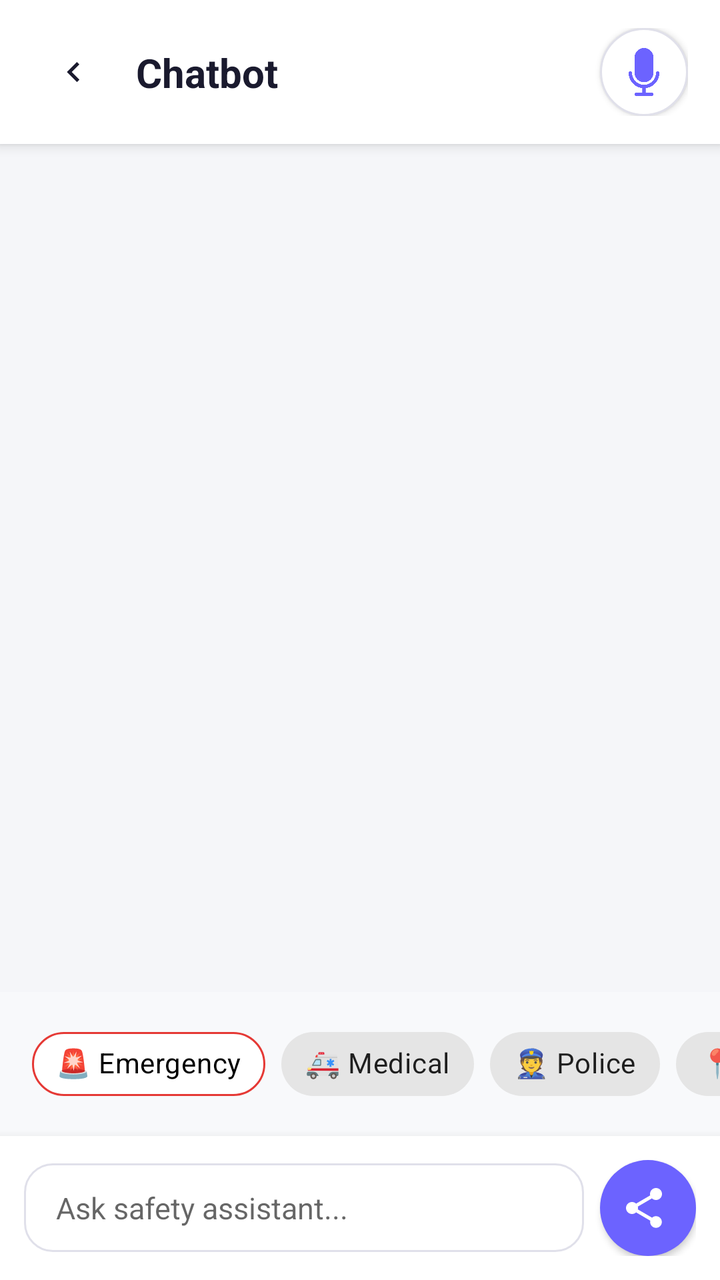
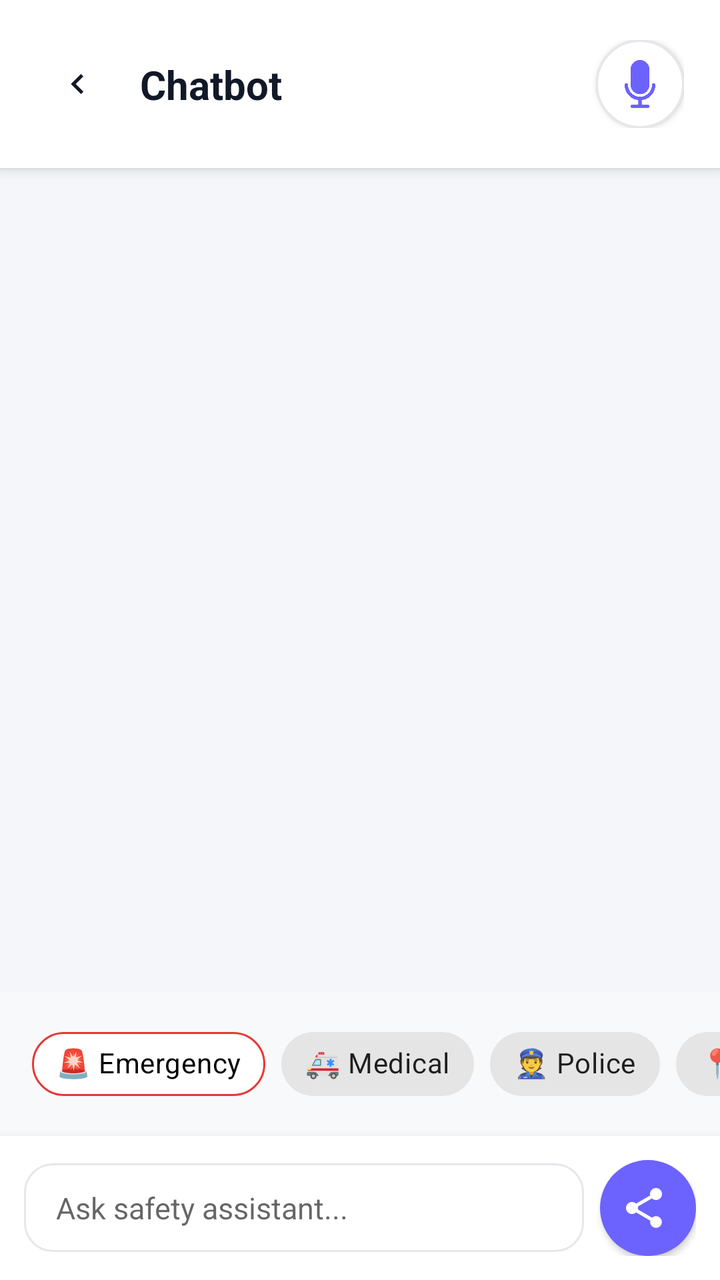

Two renders of the same Android screen: before a commit and after it. Below are the layout's source before the change and the commit's diff.
<!-- AndroidManifest.xml: application theme Theme.EmergencySOSApp -->
<!-- res/layout/activity_chatbot.xml -->
<?xml version="1.0" encoding="utf-8"?>
<androidx.constraintlayout.widget.ConstraintLayout xmlns:android="http://schemas.android.com/apk/res/android"
    xmlns:app="http://schemas.android.com/apk/res-auto"
    xmlns:tools="http://schemas.android.com/tools"
    android:layout_width="match_parent"
    android:layout_height="match_parent"
    android:background="@color/background">

    
    <androidx.constraintlayout.widget.ConstraintLayout
        android:id="@+id/chatHeader"
        android:layout_width="match_parent"
        android:layout_height="wrap_content"
        android:background="@color/white"
        android:elevation="4dp"
        android:paddingHorizontal="16dp"
        android:paddingVertical="14dp"
        app:layout_constraintTop_toTopOf="parent">

        <ImageView
            android:id="@+id/btnBack"
            android:layout_width="40dp"
            android:layout_height="40dp"
            android:background="?attr/selectableItemBackgroundBorderless"
            android:padding="10dp"
            android:rotation="180"
            android:src="@drawable/ic_chevron_right"
            app:layout_constraintBottom_toBottomOf="parent"
            app:layout_constraintStart_toStartOf="parent"
            app:layout_constraintTop_toTopOf="parent"
            app:tint="@color/text_dark"
            android:contentDescription="@string/back" />

        <TextView
            android:layout_width="wrap_content"
            android:layout_height="wrap_content"
            android:layout_marginStart="12dp"
            android:text="@string/chatbot_title"
            android:textColor="@color/text_dark"
            android:textSize="20sp"
            android:textStyle="bold"
            app:layout_constraintBottom_toBottomOf="parent"
            app:layout_constraintStart_toEndOf="@id/btnBack"
            app:layout_constraintTop_toTopOf="parent" />

        <ImageView
            android:id="@+id/btnVoiceInput"
            android:layout_width="44dp"
            android:layout_height="44dp"
            android:background="@drawable/bg_circle_white"
            android:elevation="2dp"
            android:padding="10dp"
            android:src="@drawable/voice"
            app:layout_constraintBottom_toBottomOf="parent"
            app:layout_constraintEnd_toEndOf="parent"
            app:layout_constraintTop_toTopOf="parent"
            app:tint="@color/primary"
            android:contentDescription="Voice Input" />

    </androidx.constraintlayout.widget.ConstraintLayout>

    
    <androidx.recyclerview.widget.RecyclerView
        android:id="@+id/rvChatMessages"
        android:layout_width="match_parent"
        android:layout_height="0dp"
        android:clipToPadding="false"
        android:padding="16dp"
        app:layout_constraintBottom_toTopOf="@id/quickActionsScroll"
        app:layout_constraintTop_toBottomOf="@id/chatHeader" />

    
    <HorizontalScrollView
        android:id="@+id/quickActionsScroll"
        android:layout_width="match_parent"
        android:layout_height="wrap_content"
        android:background="#F8F9FB"
        android:paddingVertical="12dp"
        android:scrollbars="none"
        app:layout_constraintBottom_toTopOf="@id/inputArea">

        <LinearLayout
            android:layout_width="wrap_content"
            android:layout_height="wrap_content"
            android:orientation="horizontal"
            android:paddingHorizontal="16dp">

            <com.google.android.material.chip.Chip
                android:id="@+id/chipSOS"
                style="@style/Widget.MaterialComponents.Chip.Action"
                android:layout_width="wrap_content"
                android:layout_height="wrap_content"
                android:text="@string/emergency_chip"
                android:textColor="@color/black"
                app:chipBackgroundColor="@color/white"
                app:chipStrokeColor="@color/sos_red"
                app:chipStrokeWidth="1dp" />

            <com.google.android.material.chip.Chip
                android:id="@+id/chipMedical"
                style="@style/Widget.MaterialComponents.Chip.Action"
                android:layout_width="wrap_content"
                android:layout_height="wrap_content"
                android:layout_marginStart="8dp"
                android:text="@string/medical_chip" />

            <com.google.android.material.chip.Chip
                android:id="@+id/chipPolice"
                style="@style/Widget.MaterialComponents.Chip.Action"
                android:layout_width="wrap_content"
                android:layout_height="wrap_content"
                android:layout_marginStart="8dp"
                android:text="@string/police_chip" />

            <com.google.android.material.chip.Chip
                android:id="@+id/chipLocation"
                style="@style/Widget.MaterialComponents.Chip.Action"
                android:layout_width="wrap_content"
                android:layout_height="wrap_content"
                android:layout_marginStart="8dp"
                android:text="@string/location_chip" />

        </LinearLayout>
    </HorizontalScrollView>

    
    <LinearLayout
        android:id="@+id/inputArea"
        android:layout_width="match_parent"
        android:layout_height="wrap_content"
        android:background="@color/white"
        android:elevation="8dp"
        android:gravity="center_vertical"
        android:orientation="horizontal"
        android:padding="12dp"
        app:layout_constraintBottom_toBottomOf="parent">

        <EditText
            android:id="@+id/etChatMessage"
            android:layout_width="0dp"
            android:layout_height="wrap_content"
            android:layout_weight="1"
            android:background="@drawable/bg_edittext"
            android:hint="@string/chatbot_hint"
            android:maxLines="4"
            android:paddingHorizontal="16dp"
            android:paddingVertical="12dp"
            android:textSize="15sp" />

        <com.google.android.material.button.MaterialButton
            android:id="@+id/btnSendChat"
            style="@style/Widget.MaterialComponents.Button.Icon"
            android:layout_width="48dp"
            android:layout_height="48dp"
            android:layout_marginStart="8dp"
            android:insetLeft="0dp"
            android:insetTop="0dp"
            android:insetRight="0dp"
            android:insetBottom="0dp"
            app:icon="@drawable/ic_share"
            app:iconGravity="textStart"
            app:iconPadding="0dp"
            app:cornerRadius="24dp"
            app:iconTint="@color/white" />

    </LinearLayout>

</androidx.constraintlayout.widget.ConstraintLayout>
<!-- resources referenced by this layout -->
<resources>
  <color name="background">#F5F6F9</color>
  <color name="black">#000000</color>
  <color name="primary">#6C63FF</color>
  <color name="sos_red">#E53935</color>
  <color name="text_dark">#1A1A2E</color>
  <color name="white">#FFFFFF</color>
  <!-- drawable bg_circle_white (drawable) -->
  <?xml version="1.0" encoding="utf-8"?>
  <shape xmlns:android="http://schemas.android.com/apk/res/android"
      android:shape="oval">
      <solid android:color="@color/card_background" />
      <stroke android:width="1dp" android:color="@color/border_gray" />
  </shape>
  <!-- drawable bg_edittext (drawable) -->
  <?xml version="1.0" encoding="utf-8"?>
  <shape xmlns:android="http://schemas.android.com/apk/res/android"
      android:shape="rectangle">
      <solid android:color="@color/card_background" />
      <stroke android:width="1dp" android:color="@color/border_gray" />
      <corners android:radius="14dp" />
      <padding
          android:left="16dp"
          android:top="12dp"
          android:right="16dp"
          android:bottom="12dp" />
  </shape>
  <!-- drawable ic_chevron_right (drawable) -->
  <?xml version="1.0" encoding="utf-8"?>
  <vector xmlns:android="http://schemas.android.com/apk/res/android"
      android:width="20dp"
      android:height="20dp"
      android:viewportWidth="24"
      android:viewportHeight="24">
      <path
          android:fillColor="#8A8A9E"
          android:pathData="M9,6l6,6l-6,6l-1.41,-1.41L12.17,12L7.59,7.41z" />
  </vector>
  <!-- drawable ic_share (drawable) -->
  <?xml version="1.0" encoding="utf-8"?>
  <vector xmlns:android="http://schemas.android.com/apk/res/android"
      android:width="24dp"
      android:height="24dp"
      android:viewportWidth="24"
      android:viewportHeight="24">
      <path
          android:fillColor="#000000"
          android:pathData="M18,16.08c-0.76,0 -1.44,0.3 -1.96,0.77L8.91,12.7c0.05,-0.23 0.09,-0.46 0.09,-0.7s-0.04,-0.47 -0.09,-0.7l7.05,-4.11c0.54,0.5 1.25,0.81 2.04,0.81c1.66,0 3,-1.34 3,-3s-1.34,-3 -3,-3s-3,1.34 -3,3c0,0.24 0.04,0.47 0.09,0.7L8.04,9.81C7.5,9.31 6.79,9 6,9c-1.66,0 -3,1.34 -3,3s1.34,3 3,3c0.79,0 1.5,-0.31 2.04,-0.81l7.12,4.16c-0.05,0.21 -0.08,0.43 -0.08,0.65c0,1.61 1.31,2.92 2.92,2.92s2.92,-1.31 2.92,-2.92s-1.31,-2.92 -2.92,-2.92z"/>
  </vector>
  <!-- drawable voice: png bitmap (drawable, 9560 bytes) -->
  <string name="back">Back</string>
  <string name="chatbot_hint">Ask safety assistant...</string>
  <string name="chatbot_title">Chatbot</string>
  <string name="emergency_chip">🚨 Emergency</string>
  <string name="location_chip">📍 Location</string>
  <string name="medical_chip">🚑 Medical</string>
  <string name="police_chip">👮 Police</string>
  <style name="Theme.EmergencySOSApp" parent="Theme.MaterialComponents.DayNight.NoActionBar">
          <item name="colorPrimary">@color/primary</item>
          <item name="colorPrimaryDark">@color/primary_dark</item>
          <item name="colorAccent">@color/primary</item>
  
          
          <item name="android:statusBarColor">@android:color/transparent</item>
          <item name="android:navigationBarColor">@android:color/transparent</item>
          <item name="android:windowLightStatusBar" tools:targetApi="m">true</item>
          <item name="android:windowLightNavigationBar" tools:targetApi="27">true</item>
      </style>
  <color name="card_background">#FFFFFF</color>
  <color name="border_gray">#E0E0EA</color>
  <color name="primary_dark">#5A52E0</color>
</resources>

<!-- the commit's change to res/layout/activity_chatbot.xml (unified diff, before → after) -->
@@ -13,8 +13,8 @@
         android:layout_height="wrap_content"
         android:background="@color/white"
         android:elevation="4dp"
-        android:paddingHorizontal="16dp"
-        android:paddingVertical="14dp"
+        android:paddingHorizontal="18dp"
+        android:paddingVertical="20dp"
         app:layout_constraintTop_toTopOf="parent">
 
         <ImageView
<!-- resource entries referenced after the edit -->
@@ -1,10 +1,10 @@
 <!-- resources referenced by this layout -->
 <resources>
-  <color name="background">#F5F6F9</color>
+  <color name="background">#F4F6FA</color>
   <color name="black">#000000</color>
   <color name="primary">#6C63FF</color>
   <color name="sos_red">#E53935</color>
-  <color name="text_dark">#1A1A2E</color>
+  <color name="text_dark">#111827</color>
   <color name="white">#FFFFFF</color>
   <!-- drawable bg_circle_white (drawable) -->
   <?xml version="1.0" encoding="utf-8"?>
@@ -68,7 +68,7 @@
           <item name="android:windowLightNavigationBar" tools:targetApi="27">true</item>
       </style>
   <color name="card_background">#FFFFFF</color>
-  <color name="border_gray">#E0E0EA</color>
+  <color name="border_gray">#E5E7EB</color>
   <color name="primary_dark">#5A52E0</color>
 </resources>
 
